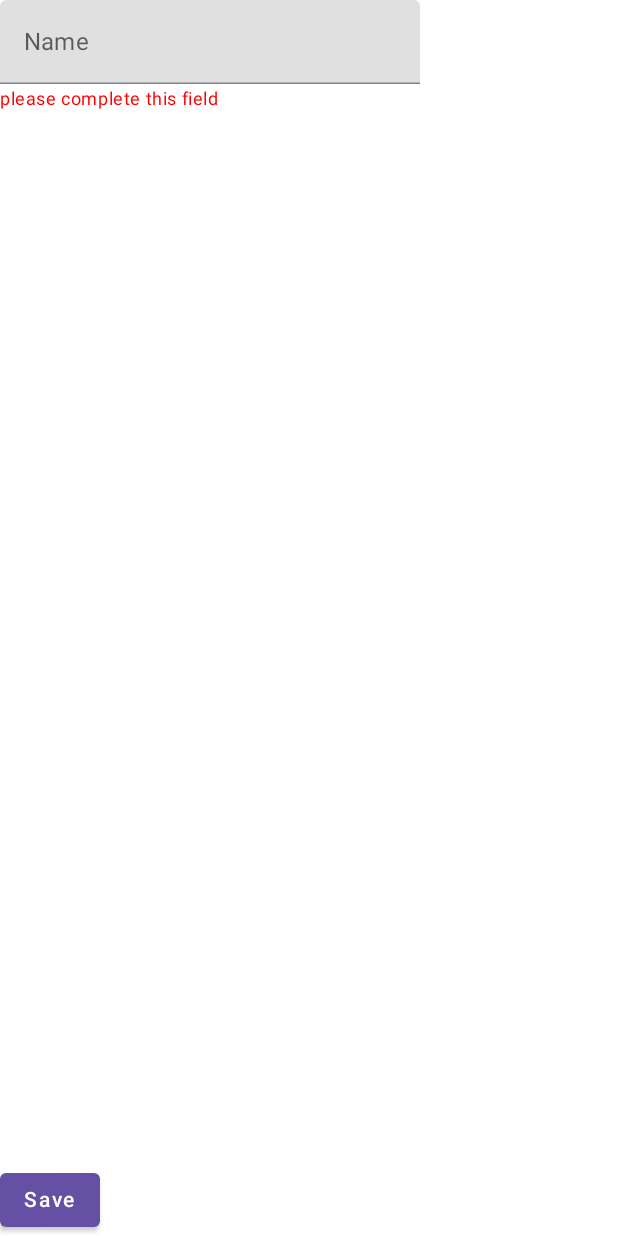
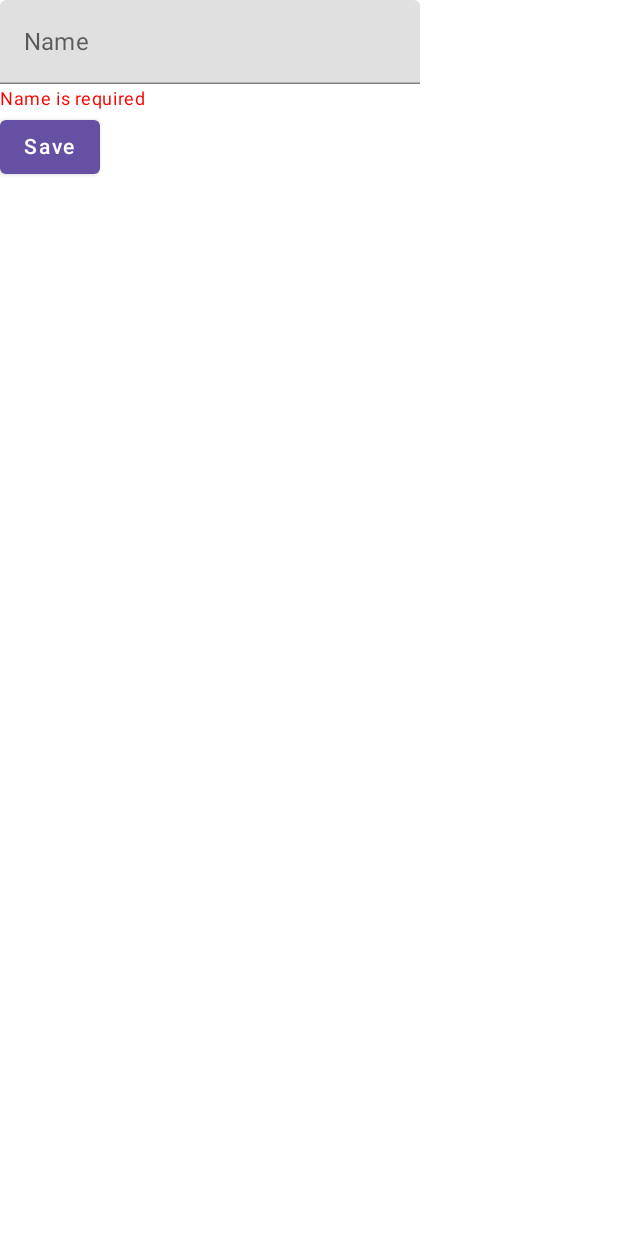
Before and after one commit to dazza5000/textfieldaccessibility, an Android app built with Jetpack Compose: the screen it shows after launch (MainActivity), after a tap on "Save", on a phone screen of 412 x 824 dp. Run offline under Robolectric (Android 15) with nearby library versions, the phone set to English and light mode, and no system bars.

Commit message:
Minimum code

```diff
--- a/app/src/main/java/com/whereisdarran/myapplication/MainActivity.kt
+++ b/app/src/main/java/com/whereisdarran/myapplication/MainActivity.kt
@@ -16,7 +16,6 @@ import androidx.compose.ui.Alignment
 import androidx.compose.ui.ExperimentalComposeUiApi
 import androidx.compose.ui.Modifier
 import androidx.compose.ui.graphics.Color
-import androidx.compose.ui.platform.testTag
 import androidx.compose.ui.semantics.LiveRegionMode
 import androidx.compose.ui.semantics.liveRegion
 import androidx.compose.ui.semantics.semantics
@@ -25,37 +24,22 @@ import androidx.compose.ui.unit.dp
 import androidx.compose.ui.window.Dialog
 import androidx.compose.ui.window.DialogProperties
 import com.whereisdarran.myapplication.ui.theme.MyApplicationTheme
+import kotlinx.coroutines.DelicateCoroutinesApi
 import kotlinx.coroutines.GlobalScope
 import kotlinx.coroutines.delay
 import kotlinx.coroutines.launch
 
+@OptIn(DelicateCoroutinesApi::class)
 class MainActivity : ComponentActivity() {
     override fun onCreate(savedInstanceState: Bundle?) {
         super.onCreate(savedInstanceState)
         setContent {
             val error = remember { mutableStateOf("") }
-            val isError = remember { mutableStateOf(false) }
             val isLoading = remember { mutableStateOf(false) }
             val value = remember { mutableStateOf(TextFieldValue("")) }
 
             MyApplicationTheme {
-                Scaffold(
-                    bottomBar = {
-                        Button({
-                            isLoading.value = true
-                            isError.value = !isError.value
-                            GlobalScope.launch {
-                                delay(500L)
-                                error.value =
-                                    if (isError.value) "please complete this field" else ""
-
-                                isLoading.value = false
-                            }
-                        }) {
-                            Text("Save")
-                        }
-                    }
-                ) {
+                Scaffold {
                     Column(modifier = Modifier.padding(it)) {
                         LoadingDialog(showLoadingDialog = isLoading.value)
                         TextField(
@@ -76,6 +60,27 @@ class MainActivity : ComponentActivity() {
                                         liveRegion = LiveRegionMode.Polite
                                     },
                             )
+                        }
+                        if(value.value.text.isNotBlank()) {
+                            Text(
+                                text = "Only blank is allowed.  You have "+ value.value.text,
+                                style = MaterialTheme.typography.caption.copy(color = Color.Red),
+                                modifier = Modifier
+                                    .padding(top = 2.dp)
+                                    .semantics(mergeDescendants = true) {
+                                        liveRegion = LiveRegionMode.Polite
+                                    },
+                            )
+                        }
+                        Button({
+                            isLoading.value = true
+                            GlobalScope.launch {
+                                delay(500L)
+                                error.value = if (error.value.isBlank()) "Name is required" else ""
+                                isLoading.value = false
+                            }
+                        }) {
+                            Text("Save")
                         }
                     }
                 }
--- a/build.gradle
+++ b/build.gradle
@@ -1,6 +1,6 @@
 buildscript {
     ext {
-        compose_version = '1.4.0-beta02'
+        compose_version = '1.3.1'
     }
 }// Top-level build file where you can add configuration options common to all sub-projects/modules.
 plugins {
```
